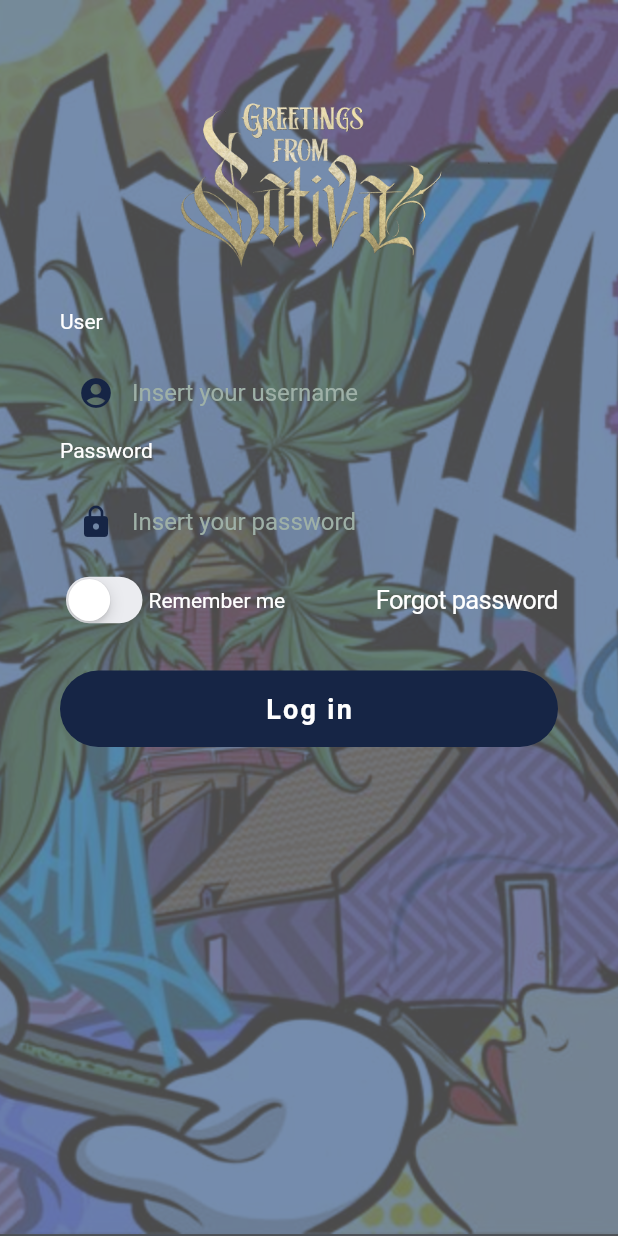
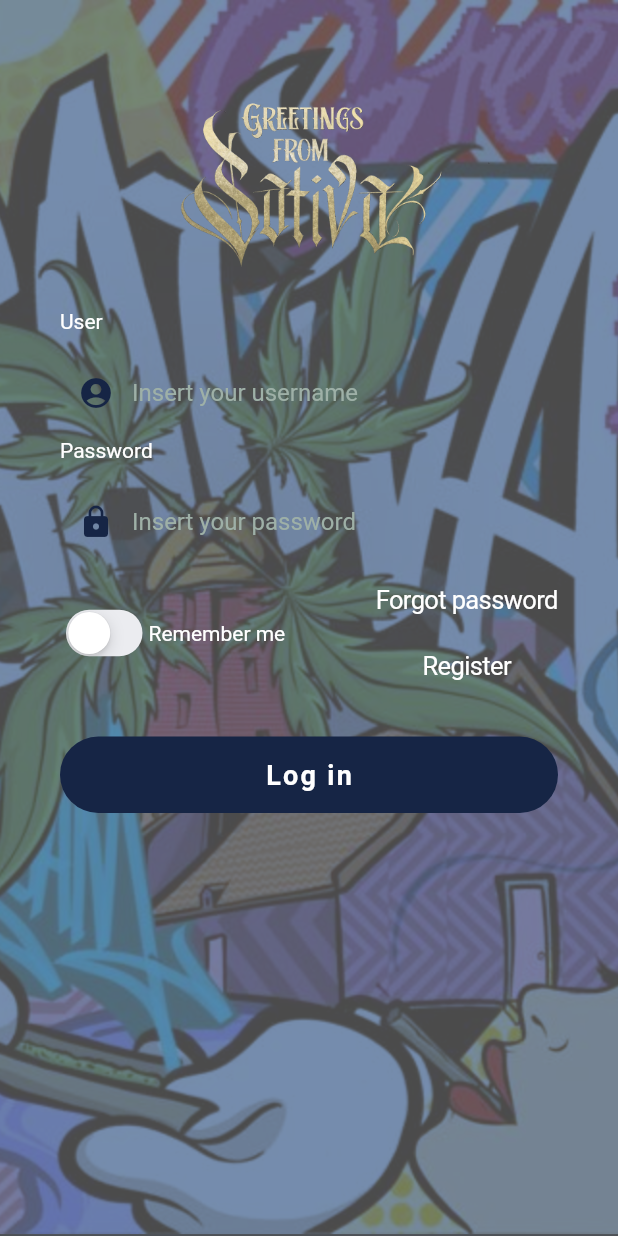
Before and after one commit to pascualbox/gfs, a Flutter app: the screen it shows after launch, on a phone screen of 412 x 824 dp. Run offline on Flutter 3.47's test engine with Material 2 defaults, Android fonts, the phone set to English and light mode, and no system bars; our stand-ins replace firebase_messaging, shared_preferences; accounts and stored records are empty; Roboto replaces fonts that are missing (OpenSans).

Commit message:
Register button hecho

```diff
--- a/lib/Utilities/colors.dart
+++ b/lib/Utilities/colors.dart
@@ -3,7 +3,8 @@ import 'dart:ui';
 class Colores {
   static const Color gfsGrey = Color.fromRGBO(235, 236, 240, 1.0);
   static const Color gfsBlue = Color.fromRGBO(22, 37, 69, 1.0);
-  static const Color gfsBlack = const Color.fromRGBO(61, 94, 140, 1.0);
+  static const Color gfsDarkBlue = const Color.fromRGBO(61, 94, 140, 1.0);
+  static const Color gfsBlack = const Color.fromRGBO(43, 42, 47, 1.0);
   static const Color iconColor = const Color.fromRGBO(22, 37, 69, 1.0);
   static const Color textColor = const Color.fromRGBO(255, 255, 255, 1.0);
   static const Color hintColor = const Color.fromRGBO(158, 176, 167, 1.0);
--- a/lib/login_screen.dart
+++ b/lib/login_screen.dart
@@ -34,12 +34,11 @@ class _LoginScreenState extends State<LoginScreen> {
             children: <Widget>[
               Container(
                 decoration: BoxDecoration(
-                  image: DecorationImage(
-                      image: bgImage,
-                      fit: BoxFit.cover,
-                      colorFilter: ColorFilter.mode(
-                          Colores.bgBlueColor, BlendMode.modulate)),
-                ),
+                    image: DecorationImage(
+                        image: bgImage,
+                        fit: BoxFit.cover,
+                        colorFilter: ColorFilter.mode(
+                            Colores.bgBlueColor, BlendMode.modulate))),
               ),
               Container(
                 height: double.infinity,
@@ -60,9 +59,10 @@ class _LoginScreenState extends State<LoginScreen> {
                           Expanded(
                             child: _buildRememberMeSwitch(),
                           ),
-                          Expanded(
-                            child: _buildForgotPasswordBtn(),
-                          ),
+                          Column(children: [
+                            _buildForgotPasswordBtn(),
+                            _buildRegisterBtn(),
+                          ]),
                         ],
                       ),
                       _buildLoginBtn(),
@@ -191,6 +191,21 @@ class _LoginScreenState extends State<LoginScreen> {
     );
   }
 
+  Widget _buildRegisterBtn() {
+    return Container(
+      alignment: Alignment.centerRight,
+      child: CupertinoButton(
+        padding: EdgeInsets.only(right: 0.0),
+        child: Text('Register',
+            style: TextStyle(
+              color: Colores.textColor,
+              fontFamily: 'OpenSans',
+            )),
+        onPressed: () {},
+      ),
+    );
+  }
+
   Widget _buildRememberMeSwitch() {
     return Container(
       height: 20.0,
```
